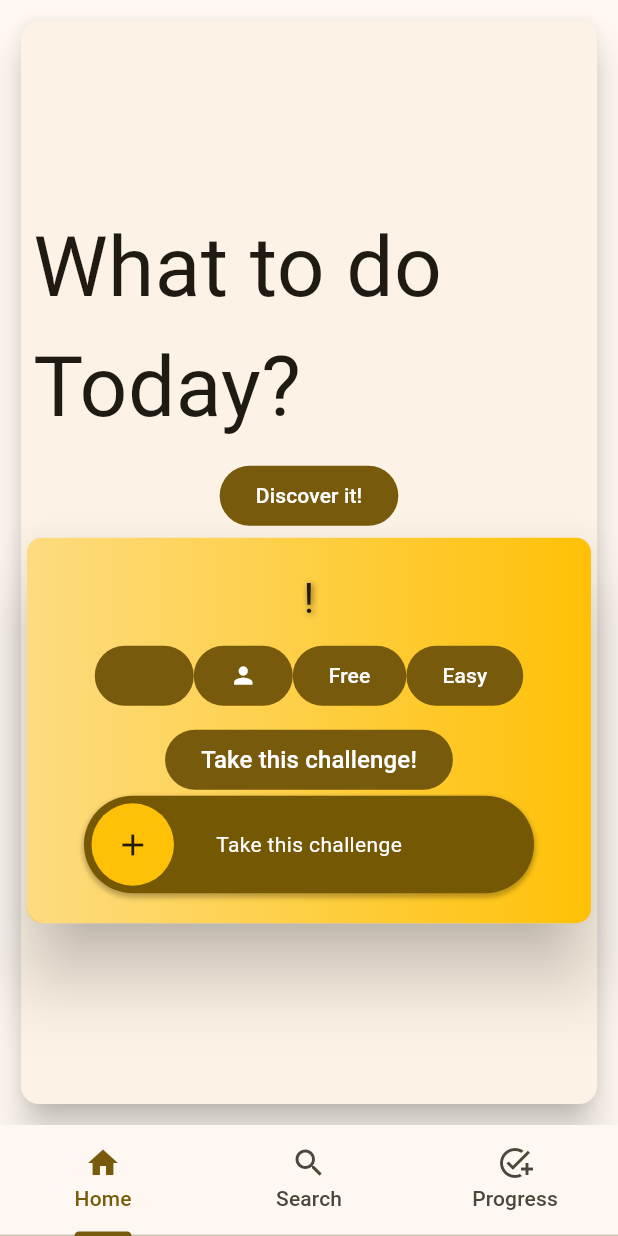
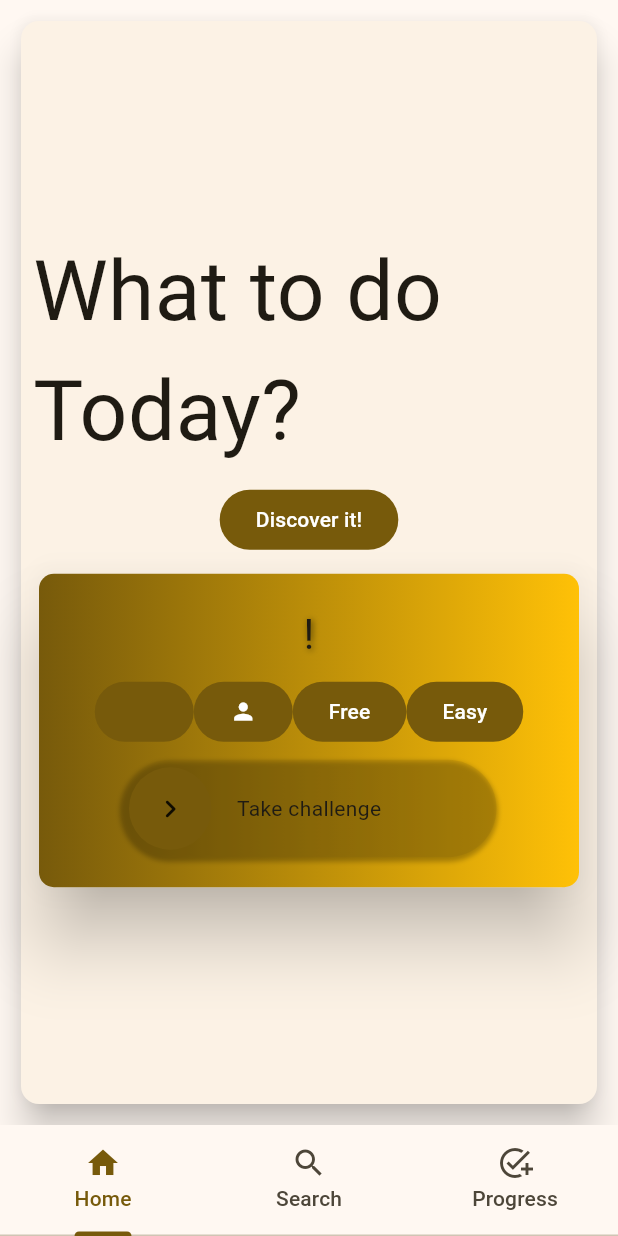
Before and after one commit to CerberusProgrammer/what_to_do, a Flutter app: the screen it shows after launch, after a tap on "Discover it!", on a phone screen of 412 x 824 dp. Run offline on Flutter 3.47's test engine with Material 2 defaults, Android fonts, the phone set to English and light mode, and no system bars; network calls fail.

Commit message:
Adding successfully a slider to accept a challenge

```diff
--- a/lib/card/activity_card.dart
+++ b/lib/card/activity_card.dart
@@ -23,7 +23,7 @@ class ActivityCard {
           borderRadius: BorderRadius.circular(10),
           gradient: LinearGradient(
             colors: [
-              const Color.fromARGB(116, 255, 193, 7),
+              Theme.of(context).colorScheme.primary,
               Activity.typeColors[activity.type] ?? Colors.amber,
             ],
             tileMode: TileMode.repeated,
@@ -192,41 +192,25 @@ class ActivityCard {
               ),
               Center(
                 child: challenge
-                    ? FilledButton(
-                        onPressed: () {
+                    ? ActionSlider.standard(
+                        sliderBehavior: SliderBehavior.stretch,
+                        width: 250.0,
+                        backgroundColor:
+                            Theme.of(context).colorScheme.primary.withAlpha(40),
+                        toggleColor: Theme.of(context).colorScheme.primary,
+                        action: (controller) async {
+                          controller.loading();
+                          await Future.delayed(const Duration(seconds: 1));
+                          controller.success();
                           tasks.add(Task(
                             activity: activity,
                           ));
+
+                          await Future.delayed(const Duration(seconds: 1));
                         },
-                        child: const Text(
-                          'Take this challenge!',
-                          style: TextStyle(fontSize: 16),
-                        ))
+                        child: const Text('Take challenge'),
+                      )
                     : const Center(),
-              ),
-              Center(
-                child: SizedBox(
-                  width: 300,
-                  child: ActionSlider.standard(
-                    rolling: false,
-                    width: 300.0,
-                    backgroundColor: const Color.fromARGB(255, 116, 88, 4),
-                    reverseSlideAnimationCurve: Curves.easeInOut,
-                    reverseSlideAnimationDuration:
-                        const Duration(milliseconds: 500),
-                    toggleColor: Colors.amber,
-                    icon: const Icon(Icons.add),
-                    action: (controller) async {
-                      controller.loading(); //starts loading animation
-                      await Future.delayed(const Duration(seconds: 3));
-                      controller.success(); //starts success animation
-                      await Future.delayed(const Duration(seconds: 1));
-                      controller.reset(); //resets the slider
-                    },
-                    child: const Text('Take this challenge',
-                        style: TextStyle(color: Colors.white)),
-                  ),
-                ),
               ),
             ],
           ),
--- a/lib/card/main_card.dart
+++ b/lib/card/main_card.dart
@@ -51,7 +51,10 @@ class _MainCard extends State<StatefulWidget> {
                       child: const Text('Discover it!'),
                     ),
                     showActivity
-                        ? ActivityCard.createCard(a, context, true)
+                        ? Padding(
+                            padding: const EdgeInsets.all(8.0),
+                            child: ActivityCard.createCard(a, context, true),
+                          )
                         : const Center(),
                   ],
                 ),
--- a/lib/home.dart
+++ b/lib/home.dart
@@ -11,9 +11,9 @@ class Home extends StatefulWidget {
 }
 
 class _Home extends State<Home> with SingleTickerProviderStateMixin {
-  late TabController _controller;
+  late TabController controller;
 
-  static const List<Widget> _pages = [
+  static const List<Widget> pages = [
     MainCard(),
     Search(),
     Progress(),
@@ -38,28 +38,28 @@ class _Home extends State<Home> with SingleTickerProviderStateMixin {
   Widget build(BuildContext context) {
     return Scaffold(
       body: TabBarView(
-        controller: _controller,
-        children: _pages,
+        controller: controller,
+        children: pages,
       ),
       bottomNavigationBar: Material(
           child: TabBar(
         tabs: _tabs,
-        controller: _controller,
+        controller: controller,
       )),
     );
   }
 
   @override
   void dispose() {
-    _controller.dispose();
+    controller.dispose();
     super.dispose();
   }
 
   @override
   void initState() {
     super.initState();
-    _controller = TabController(
-      length: _pages.length,
+    controller = TabController(
+      length: pages.length,
       vsync: this,
     );
   }
--- a/lib/main.dart
+++ b/lib/main.dart
@@ -13,7 +13,7 @@ void main() {
       brightness: Brightness.light,
     ),
     darkTheme: ThemeData(
-      colorSchemeSeed: Colors.amber,
+      colorSchemeSeed: Colors.pink,
       useMaterial3: true,
       brightness: Brightness.dark,
     ),
--- a/lib/progress/progress.dart
+++ b/lib/progress/progress.dart
@@ -37,7 +37,7 @@ class _Progress extends State<StatefulWidget> {
                               borderRadius: BorderRadius.circular(10),
                               gradient: LinearGradient(
                                 colors: [
-                                  const Color.fromARGB(116, 255, 193, 7),
+                                  Theme.of(context).colorScheme.primary,
                                   Activity.typeColors[
                                           tasks[index].activity.type] ??
                                       Colors.amber,
```
